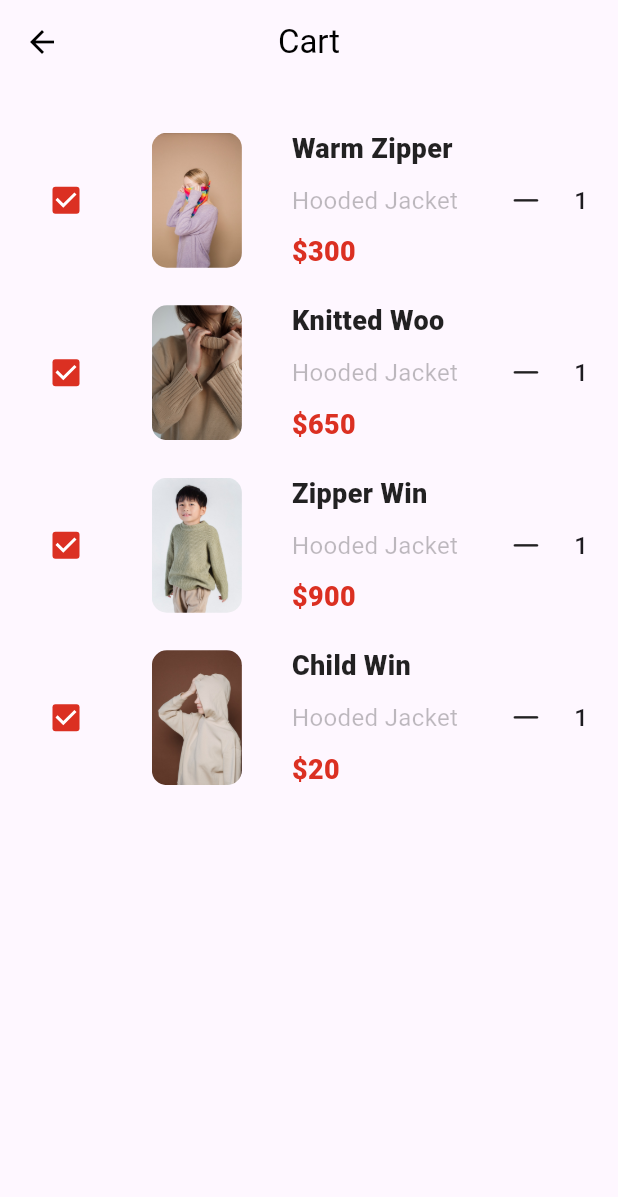
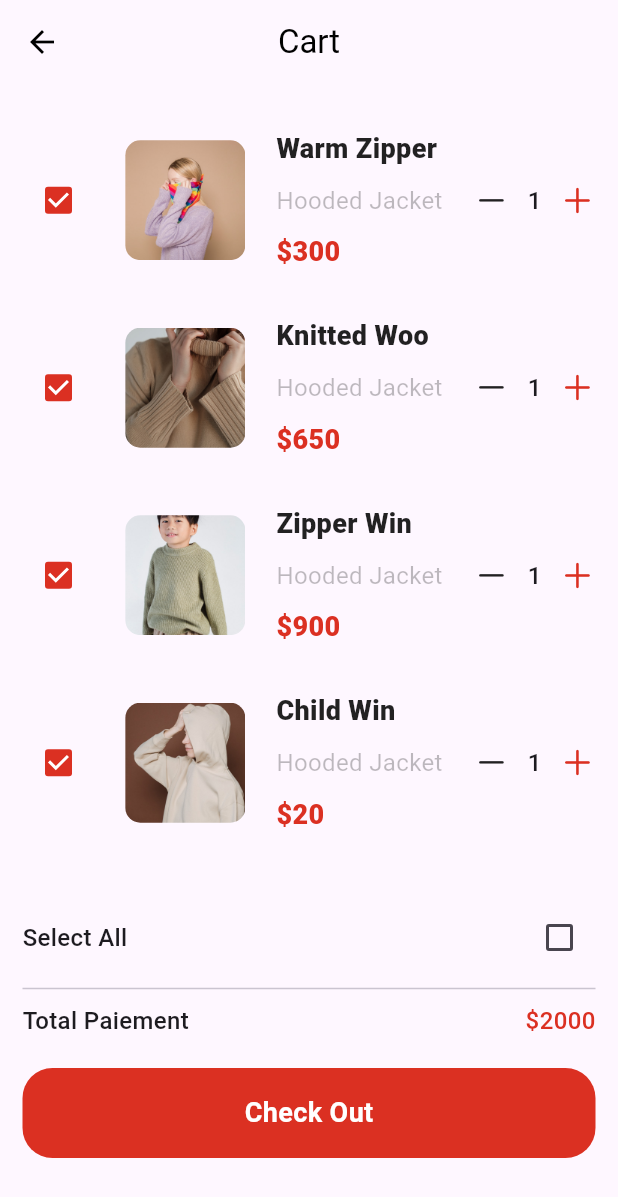
Before and after one commit to muri947/ecommerce, a Flutter app: the CartScreen screen opened directly, on a phone screen of 412 x 824 dp. Shown: the top 1197 px of the screen. Run offline on Flutter 3.47's test engine with Material 3 defaults, Android fonts, the phone set to English and light mode, and no system bars; our stand-ins replace animated_bottom_navigation_bar, fan_carousel_image_slider, flutter_rating_bar, introduction_screen, pinput; missing offline and left inert: smart_auth.

Commit message:
paiement

```diff
--- a/lib/screens/cart_screen.dart
+++ b/lib/screens/cart_screen.dart
@@ -1,6 +1,9 @@
 // screens/cart_screen.dart
+import 'package:commerce/widgets/container_button_modal.dart';
 import 'package:flutter/cupertino.dart';
 import 'package:flutter/material.dart';
+
+import 'payement_method_screen.dart';
 
 class CartScreen extends StatefulWidget {
   const CartScreen({super.key});
@@ -34,7 +37,7 @@ class _CartScreenState extends State<CartScreen> {
       ),
       body: SingleChildScrollView(
         child: Padding(
-          padding: EdgeInsets.all(20),
+          padding: EdgeInsets.all(15),
           child: Column(
             children: [
               Container(
@@ -46,7 +49,7 @@ class _CartScreenState extends State<CartScreen> {
                   physics: NeverScrollableScrollPhysics(),
                   itemBuilder: (context, index) {
                     return Container(
-                      margin: EdgeInsets.symmetric(vertical: 10),
+                      margin: EdgeInsets.symmetric(vertical: 15),
                       child: Row(
                         mainAxisAlignment: MainAxisAlignment.spaceBetween,
                         children: [
@@ -54,13 +57,15 @@ class _CartScreenState extends State<CartScreen> {
                             splashRadius: 20,
                             activeColor: Color(0xFFDB3022),
                             value: true,
-                            onChanged: (val){}
+                            onChanged: (val) {},
                           ),
                           ClipRRect(
                             borderRadius: BorderRadius.circular(10),
                             child: Image.asset(
                               imagesList[index],
-                              height: 90,
+                              height: 80,
+                              width: 80,
+                              fit: BoxFit.cover,
                             ),
                           ),
                           Column(
@@ -72,39 +77,98 @@ class _CartScreenState extends State<CartScreen> {
                                 style: TextStyle(
                                   color: Colors.black87,
                                   fontWeight: FontWeight.w900,
-                                  fontSize: 18
+                                  fontSize: 18,
                                 ),
                               ),
-                              SizedBox(height: 10,),
-                              Text("Hooded Jacket",
+                              SizedBox(height: 10),
+                              Text(
+                                "Hooded Jacket",
                                 style: TextStyle(
-                                color: Colors.black26, fontSize: 16
-                              ),),
-                              SizedBox(height: 10,),
-                              Text(prices[index],
+                                  color: Colors.black26,
+                                  fontSize: 16,
+                                ),
+                              ),
+                              SizedBox(height: 10),
+                              Text(
+                                prices[index],
                                 style: TextStyle(
                                   color: Color(0xFFDB3022),
                                   fontSize: 18,
-                                fontWeight: FontWeight.w900
-                              ),),
+                                  fontWeight: FontWeight.w900,
+                                ),
+                              ),
                             ],
                           ),
                           Row(
                             children: [
-                              Icon(CupertinoIcons.minus,),
-                              SizedBox(width: 20,),
-                              Text("1",
+                              Icon(CupertinoIcons.minus),
+                              SizedBox(width: 12),
+                              Text(
+                                "1",
                                 style: TextStyle(
                                   fontSize: 16,
-                                fontWeight: FontWeight.w500
+                                  fontWeight: FontWeight.w500,
                                 ),
-                              )
+                              ),
+                              SizedBox(width: 12),
+                              Icon(
+                                CupertinoIcons.add,
+                                color: Color(0xFFDB3022),
+                              ),
                             ],
-                          )
+                          ),
                         ],
                       ),
                     );
                   },
+                ),
+              ),
+              SizedBox(height: 30),
+              Row(
+                mainAxisAlignment: MainAxisAlignment.spaceBetween,
+                children: [
+                  Text(
+                    "Select All",
+                    style: TextStyle(fontSize: 16, fontWeight: FontWeight.w500),
+                  ),
+                  Checkbox(
+                    splashRadius: 20,
+                    activeColor: Color(0xFFDB3022),
+                    value: false,
+                    onChanged: (val) {},
+                  ),
+                ],
+              ),
+              Divider(height: 20, thickness: 1),
+              Row(
+                mainAxisAlignment: MainAxisAlignment.spaceBetween,
+                children: [
+                  Text(
+                    "Total Paiement",
+                    style: TextStyle(fontSize: 16, fontWeight: FontWeight.w500),
+                  ),
+
+                  Text(
+                    "\$2000",
+                    style: TextStyle(
+                      fontSize: 16,
+                      fontWeight: FontWeight.w500,
+                      color: Color(0xFFDB3022),
+                    ),
+                  ),
+                ],
+              ),
+              SizedBox(height: 20),
+              InkWell(
+                onTap: () {
+                  Navigator.push(context, MaterialPageRoute(
+                    builder: (context) => PayementMethodScreen(),
+                  ));
+                },
+                child: ContainerButtonModel(
+                  bgColor: Color(0xFFDB3022),
+                  containerWidth: MediaQuery.of(context).size.width,
+                  itext: "Check Out",
                 ),
               ),
             ],
```
Also changed, not shown: lib/screens/Order_confirm_screen.dart (added, +90 -0 lines), lib/screens/payement_method_screen.dart (added, +267 -0 lines), lib/screens/shipping_address.dart (added, +109 -0 lines), lib/widgets/product_details_popup.dart (+7 -3 lines). Lines whose indentation alone changed are shown as unchanged.
